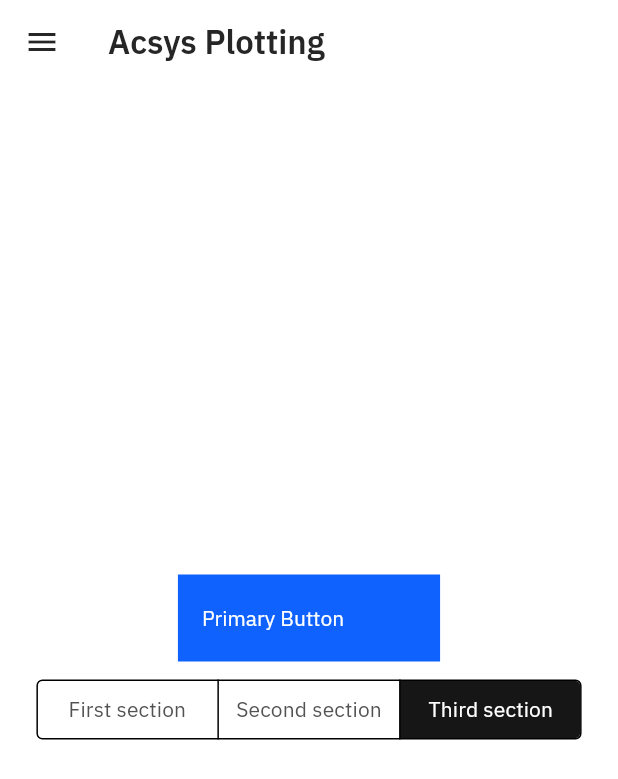
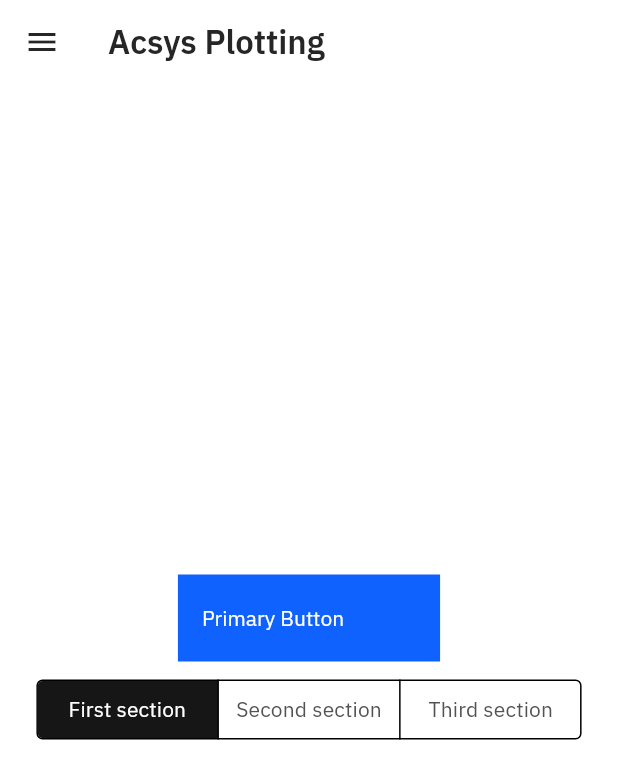
Before and after one commit to mguzman04/carbon-flutter, a Flutter app: the screen it shows after launch, after a tap on "First section", on a phone screen of 412 x 824 dp. Shown: the top 779 px of the screen. Run offline on Flutter 3.47's test engine with Material 3 defaults, Android fonts, the phone set to English and light mode, and no system bars; project files that could hold a hidden picture were left out.

Commit message:
Feat: added contextSwitch state to example

```diff
--- a/example/lib/main.dart
+++ b/example/lib/main.dart
@@ -128,25 +128,36 @@ class _MyHomePageState extends State<MyHomePage> {
             Padding(
               padding: EdgeInsetsGeometry.directional(top: 4.0, bottom: 4.0),
             ),
-            CarbonContextSwitch(
-              onSelectionChanged: (Set<dynamic> newSelection) {
-                print('Selected segments: $newSelection');
-              },
-              segments: [
-                ButtonSegment(value: 0, label: const Text('First section')),
-                ButtonSegment(value: 1, label: const Text('Second section')),
-                ButtonSegment(value: 2, label: const Text('Third section')),
-              ],
-              selected: {2},
-            ),
+            ContextSwitch(),
           ],
         ),
       ),
-      // floatingActionButton: FloatingActionButton(
-      //   onPressed: _incrementCounter,
-      //   tooltip: 'Increment',
-      //   child: const Icon(Icons.add),
-      // ), // This trailing comma makes auto-formatting nicer for build methods.
     );
   }
 }
+
+class ContextSwitch extends StatefulWidget {
+  const ContextSwitch({super.key});
+
+  @override
+  State<ContextSwitch> createState() => _ContextSwitchState();
+}
+
+class _ContextSwitchState extends State<ContextSwitch> {
+  var selectedSegment = 2;
+
+  @override
+  Widget build(BuildContext context) {
+    return CarbonContextSwitch(
+      onSelectionChanged: (Set<dynamic> newSelection) {
+        setState(() => selectedSegment = newSelection.first);
+      },
+      segments: [
+        ButtonSegment(value: 0, label: const Text('First section')),
+        ButtonSegment(value: 1, label: const Text('Second section')),
+        ButtonSegment(value: 2, label: const Text('Third section')),
+      ],
+      selected: {selectedSegment},
+    );
+  }
+}
```
